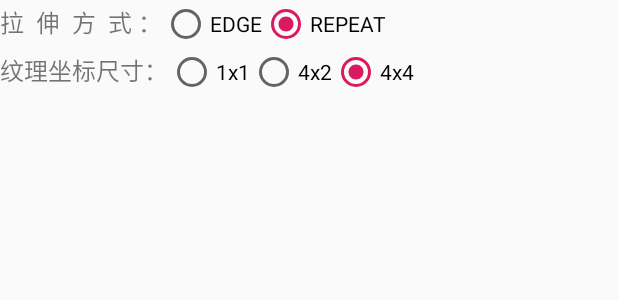
After one commit to ly20050516/opengles, an Android app: the layout activity_sample_7_2.xml on its own in the app's theme, with its tools: preview values and no code run, on a phone screen of 412 x 824 dp. The commit adds this screen. Shown: the top 300 px of the screen. Run offline under Robolectric (Android 15) with nearby library versions, the phone set to English and light mode, and no system bars.

Commit message:
fea:完成 sample 0702

```diff
--- a/app/src/main/java/ly/com/opengles/business/texture/TextureActivity.java
+++ b/app/src/main/java/ly/com/opengles/business/texture/sample0701/Texture0701Activity.java
@@ -1,4 +1,4 @@
-package ly.com.opengles.business.texture;
+package ly.com.opengles.business.texture.sample0701;
 
 import androidx.appcompat.app.AppCompatActivity;
 import ly.com.opengles.R;
@@ -8,7 +8,7 @@ import android.os.Bundle;
 /**
  * @author ly
  */
-public class TextureActivity extends AppCompatActivity {
+public class Texture0701Activity extends AppCompatActivity {
 
     @Override
     protected void onCreate(Bundle savedInstanceState) {
--- /dev/null
+++ b/app/src/main/res/layout/activity_sample_7_2.xml
@@ -0,0 +1,67 @@
+<?xml version="1.0" encoding="utf-8"?>
+<LinearLayout xmlns:android="http://schemas.android.com/apk/res/android"
+    android:orientation="vertical"
+    android:layout_width="fill_parent"
+    android:layout_height="fill_parent"
+    android:id="@+id/main_liner"
+    >
+
+    <RadioGroup
+        android:id="@+id/RadioGroup01"
+        android:orientation="horizontal"
+        android:layout_width="wrap_content"
+        android:layout_height="wrap_content">
+        <TextView
+            android:text="拉  伸  方  式 ："
+            android:id="@+id/textView1"
+            android:textSize="16dip"
+            android:layout_width="wrap_content"
+            android:layout_height="wrap_content">
+        </TextView>
+        <RadioButton
+            android:text="EDGE"
+            android:id="@+id/edge"
+            android:layout_width="wrap_content"
+            android:layout_height="wrap_content">
+        </RadioButton>
+        <RadioButton
+            android:text="REPEAT"
+            android:id="@+id/repeat"
+            android:checked="true"
+            android:layout_width="wrap_content"
+            android:layout_height="wrap_content">
+        </RadioButton>
+    </RadioGroup>
+
+    <RadioGroup
+        android:id="@+id/RadioGroup02"
+        android:orientation="horizontal"
+        android:layout_width="wrap_content"
+        android:layout_height="wrap_content">
+        <TextView android:text="纹理坐标尺寸："
+            android:id="@+id/textView2"
+            android:textSize="16dip"
+            android:layout_width="wrap_content"
+            android:layout_height="wrap_content">
+        </TextView>
+        <RadioButton
+            android:text="1x1"
+            android:id="@+id/x11"
+            android:layout_width="wrap_content"
+            android:layout_height="wrap_content">
+        </RadioButton>
+        <RadioButton
+            android:text="4x2"
+            android:id="@+id/x42"
+            android:layout_width="wrap_content"
+            android:layout_height="wrap_content">
+        </RadioButton>
+        <RadioButton
+            android:text="4x4"
+            android:id="@+id/x44"
+            android:checked="true"
+            android:layout_width="wrap_content"
+            android:layout_height="wrap_content">
+        </RadioButton>
+    </RadioGroup>
+</LinearLayout>
--- a/app/src/main/res/layout/activity_texture.xml
+++ b/app/src/main/res/layout/activity_texture.xml
@@ -4,6 +4,6 @@
     xmlns:tools="http://schemas.android.com/tools"
     android:layout_width="match_parent"
     android:layout_height="match_parent"
-    tools:context=".business.texture.TextureActivity">
+    tools:context=".business.texture.sample0701.Texture0701Activity">
 
 </androidx.constraintlayout.widget.ConstraintLayout>
--- a/app/src/main/res/values/strings.xml
+++ b/app/src/main/res/values/strings.xml
@@ -6,4 +6,5 @@
     <string name="dummy_content">DUMMY\nCONTENT</string>
 
     <string name="chapter_texture_sample_7_1">纹理映射-Sample-7-1</string>
+    <string name="chapter_texture_sample_7_2">纹理映射-Sample-7-2</string>
 </resources>
```
Also changed, not shown: app/src/main/AndroidManifest.xml (+6 -2 lines), app/src/main/java/ly/com/opengles/business/main/MainActivity.java (+5 -2 lines), app/src/main/java/ly/com/opengles/business/texture/sample0702/Texture0702Activity.java (added, +130 -0 lines), app/src/main/java/ly/com/opengles/business/texture/sample0702/Texture0702Rect.java (added, +159 -0 lines), app/src/main/java/ly/com/opengles/business/texture/sample0702/Texture0702SurfaceView.java (added, +164 -0 lines), app/src/main/java/ly/com/opengles/utils/MatrixState.java (added, +69 -0 lines), app/src/main/java/ly/com/opengles/utils/ShaderUtil.java (added, +131 -0 lines), app/src/main/res/mipmap-hdpi/robot.png (added), 2 other files.
